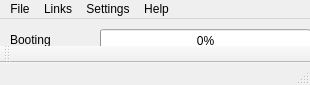
This is BakkesModInjectorC++/BakkesModInjectorCpp.ui in bakkesmodorg/BakkesModInjectorCpp as Qt 5 draws it before an edit. The edited form follows.
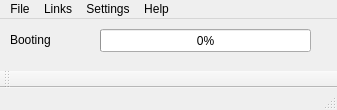
This is the edited form.

Diff of the .ui file:
```diff
--- a/BakkesModInjectorC++/BakkesModInjectorCpp.ui
+++ b/BakkesModInjectorC++/BakkesModInjectorCpp.ui
@@ -6,8 +6,8 @@
    <rect>
     <x>0</x>
     <y>0</y>
-    <width>310</width>
-    <height>85</height>
+    <width>337</width>
+    <height>110</height>
    </rect>
   </property>
   <property name="windowTitle">
@@ -46,7 +46,7 @@
     <rect>
      <x>0</x>
      <y>0</y>
-     <width>310</width>
+     <width>337</width>
      <height>21</height>
     </rect>
    </property>
```
Left out of the diff: 26 changed lines with no effect on the pictures.
